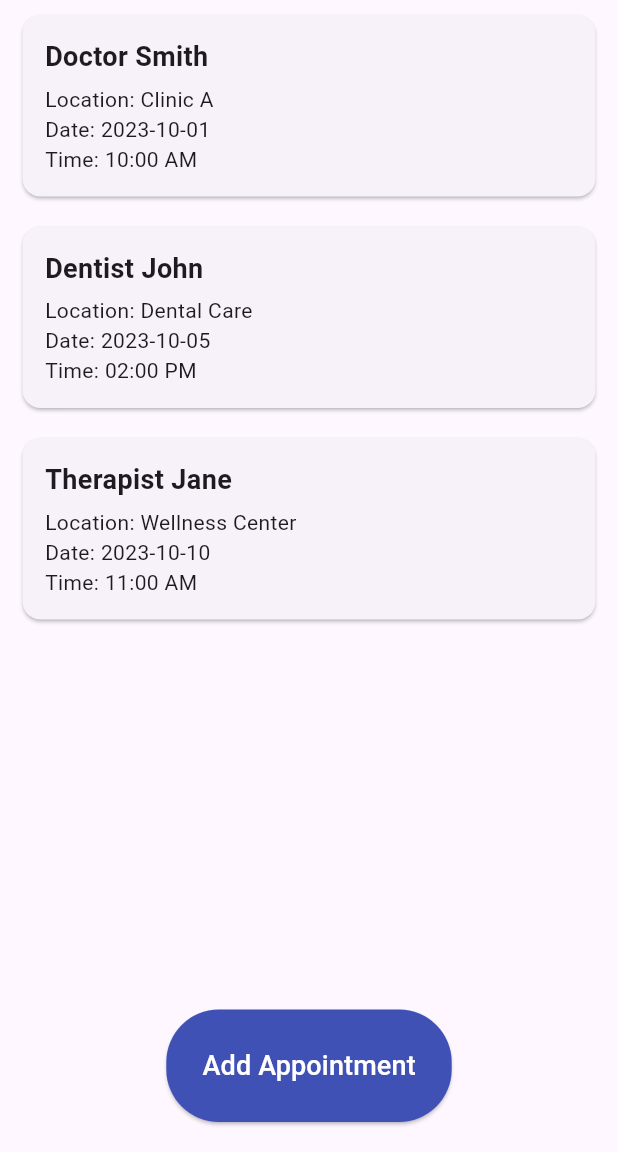
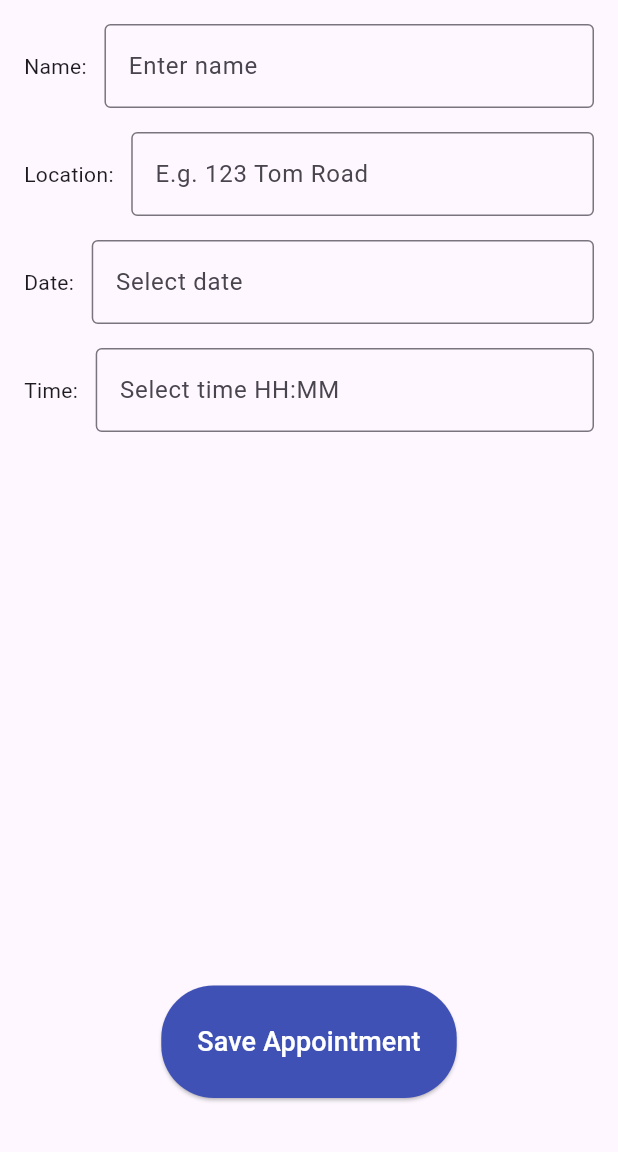
Before and after one commit to ShiLong-Phan/-INF2002-Care-Connect, a Flutter app: the AppointmentDetails screen opened directly, after a tap on "Add Appointment", on a phone screen of 412 x 824 dp, the part 84-1236 px from its top. Run offline on Flutter 3.47's test engine with Material 3 defaults, Android fonts, the phone set to English and light mode, and no system bars; our stand-ins replace fluttericon, image_picker.

Commit message:
added appointment details form and changed some button styling

```diff
--- /dev/null
+++ b/lib/UI/add_appointment_reminder.dart
@@ -0,0 +1,172 @@
+import 'package:care_connect/UI/appbar.dart';
+import 'package:flutter/material.dart';
+
+class AddAppointmentReminder extends StatefulWidget {
+  const AddAppointmentReminder({super.key});
+
+  @override
+  _AddAppointmentReminderState createState() => _AddAppointmentReminderState();
+}
+
+class _AddAppointmentReminderState extends State<AddAppointmentReminder> {
+  // Controllers to handle text input for name, location, date, and time
+  final TextEditingController nameController = TextEditingController();
+  final TextEditingController locationController = TextEditingController();
+  final TextEditingController dateController = TextEditingController();
+  final TextEditingController timeController = TextEditingController();
+
+  // Function to show the date picker dialog and set the selected date
+  Future<void> _selectDate(BuildContext context) async {
+    final DateTime? picked = await showDatePicker(
+      context: context,
+      initialDate: DateTime.now(),
+      firstDate: DateTime(2000),
+      lastDate: DateTime(2101),
+    );
+    if (picked != null) {
+      setState(() {
+        dateController.text = "${picked.toLocal()}".split(' ')[0];
+      });
+    }
+  }
+
+  // Function to show the time picker dialog and set the selected time
+  Future<void> _selectTime(BuildContext context) async {
+    final TimeOfDay? picked = await showTimePicker(
+      context: context,
+      initialTime: TimeOfDay.now(),
+    );
+    if (picked != null) {
+      setState(() {
+        timeController.text = picked.format(context);
+      });
+    }
+  }
+
+  @override
+  Widget build(BuildContext context) {
+    return Scaffold(
+      // Custom app bar with the title 'Appointment Details'
+      appBar: CustomAppBar(title: 'Appointment Details'),
+      body: Padding(
+        padding: const EdgeInsets.all(16.0),
+        child: Column(
+          children: [
+            // Row for name input field with label on the left
+            Row(
+              children: [
+                const Text('Name: '),
+                const SizedBox(width: 8),
+                Expanded(
+                  child: TextField(
+                    controller: nameController,
+                    decoration: const InputDecoration(
+                      border: OutlineInputBorder(),
+                      hintText: 'Enter name',
+                    ),
+                  ),
+                ),
+              ],
+            ),
+            const SizedBox(height: 16),
+            // Row for location input field with label on the left
+            Row(
+              children: [
+                const Text('Location: '),
+                const SizedBox(width: 8),
+                Expanded(
+                  child: TextField(
+                    controller: locationController,
+                    decoration: const InputDecoration(
+                      border: OutlineInputBorder(),
+                      hintText: 'E.g. 123 Tom Road',
+                    ),
+                  ),
+                ),
+              ],
+            ),
+            const SizedBox(height: 16),
+            // Row for date input field with label on the left and date picker
+            Row(
+              children: [
+                const Text('Date: '),
+                const SizedBox(width: 8),
+                Expanded(
+                  child: GestureDetector(
+                    onTap: () => _selectDate(context),
+                    child: AbsorbPointer(
+                      child: TextField(
+                        controller: dateController,
+                        decoration: const InputDecoration(
+                          border: OutlineInputBorder(),
+                          hintText: 'Select date',
+                        ),
+                      ),
+                    ),
+                  ),
+                ),
+              ],
+            ),
+            const SizedBox(height: 16),
+            // Row for time input field with label on the left and time picker
+            Row(
+              children: [
+                const Text('Time: '),
+                const SizedBox(width: 8),
+                Expanded(
+                  child: GestureDetector(
+                    onTap: () => _selectTime(context),
+                    child: AbsorbPointer(
+                      child: TextField(
+                        controller: timeController,
+                        decoration: const InputDecoration(
+                          border: OutlineInputBorder(),
+                          hintText: 'Select time HH:MM',
+                        ),
+                      ),
+                    ),
+                  ),
+                ),
+              ],
+            ),
+            const Spacer(),
+            // Save Appointment button
+            Center(
+              child: ElevatedButton(
+                style: ElevatedButton.styleFrom(
+                  minimumSize: const Size(150, 75),
+                  backgroundColor: Colors.indigo,
+                  shape: RoundedRectangleBorder(
+                    borderRadius: BorderRadius.circular(35),
+                  ),
+                ),
+                onPressed: () {
+                  // Handle form submission
+                  final String name = nameController.text;
+                  final String location = locationController.text;
+                  final String date = dateController.text;
+                  final String time = timeController.text;
+
+                  // Perform necessary actions with the form data
+                  print('Name: $name, Location: $location, Date: $date, Time: $time');
+
+                  // Navigate back to the previous screen
+                  Navigator.pop(context);
+                },
+                child: const Text(
+                  'Save Appointment',
+                  style: TextStyle(
+                    color: Colors.white,
+                    fontSize: 18,
+                  ),
+                  textAlign: TextAlign.center,
+                ),
+              ),
+            ),
+            const SizedBox(height: 20),
+          ],
+        ),
+      ),
+    );
+  }
+}
--- a/lib/UI/appointment_details.dart
+++ b/lib/UI/appointment_details.dart
@@ -1,3 +1,4 @@
+import 'package:care_connect/UI/add_appointment_reminder.dart';
 import 'package:care_connect/UI/appbar.dart';
 import 'package:flutter/material.dart';
 
@@ -68,6 +69,11 @@ class AppointmentDetails extends StatelessWidget {
                       ),
                       onPressed: () {
                         // Navigate to add appointment screen
+                        Navigator.push(
+                          context,
+                          MaterialPageRoute(
+                              builder: (context) => const AddAppointmentReminder()),
+                        );
                       },
                       child: const Text(
                         'Add Appointment',
```
Also changed, not shown: lib/UI/add_medication_reminder.dart (+59 -24 lines), pubspec.lock, 9 other files.
